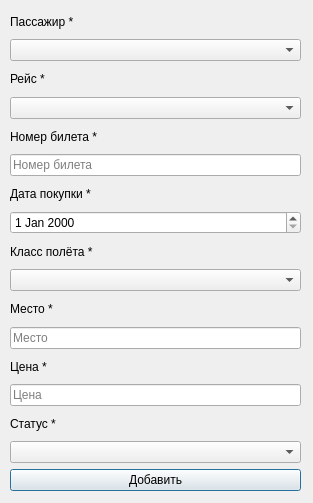
First picture: the form in ui/ticket.ui, repository Panamka207/L2_web, before the edit.
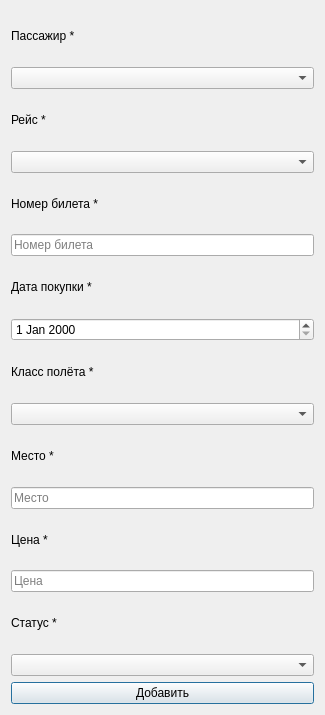
Second picture: the form after the edit.

Patch:
```diff
--- a/ui/ticket.ui
+++ b/ui/ticket.ui
@@ -6,22 +6,13 @@
    <rect>
     <x>0</x>
     <y>0</y>
-    <width>313</width>
-    <height>503</height>
+    <width>325</width>
+    <height>715</height>
    </rect>
   </property>
   <property name="windowTitle">
    <string>Добавление билета</string>
   </property>
-  <widget class="QWidget" name="layoutWidget">
-   <property name="geometry">
-    <rect>
-     <x>10</x>
-     <y>10</y>
-     <width>291</width>
-     <height>481</height>
-    </rect>
-   </property>
    <layout class="QVBoxLayout" name="verticalLayout">
     <item>
      <widget class="QLabel" name="passanger_lbl">
@@ -126,7 +117,6 @@
      </widget>
     </item>
    </layout>
-  </widget>
  </widget>
  <resources/>
  <connections/>
```
Lines whose indentation alone changed are shown as unchanged.
